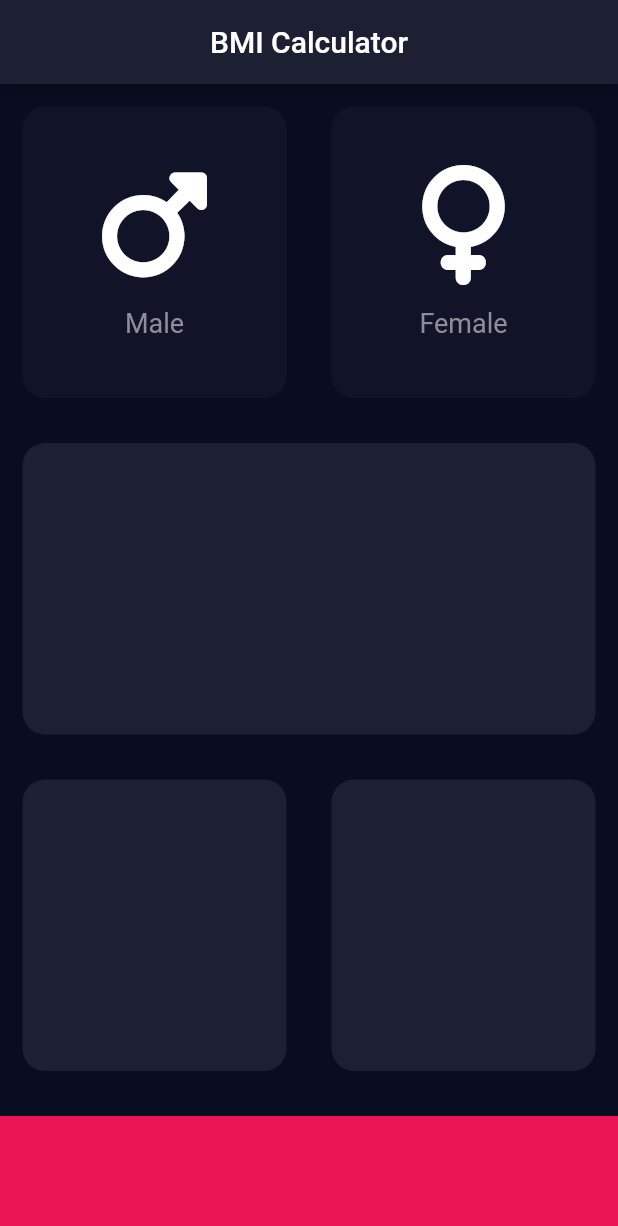
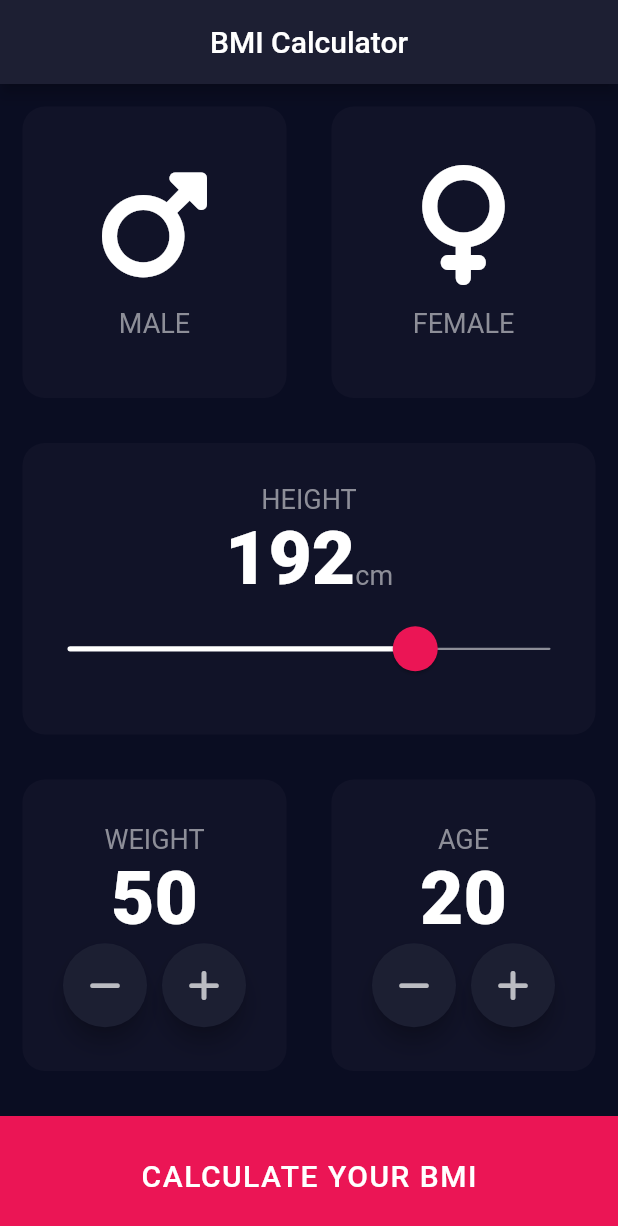
Before and after one commit to flutterers/BMI-Calculator, a Flutter app: the screen it shows after launch, on a phone screen of 412 x 824 dp. Shown: the top 1226 px of the screen. Run offline on Flutter 3.47's test engine with Material 2 defaults, Android fonts, the phone set to English and light mode, and no system bars; our stand-ins replace font_awesome_flutter.

Commit message:
All Challenges Completed, finished Section 12

```diff
--- /dev/null
+++ b/lib/Components/bottom_button.dart
@@ -0,0 +1,35 @@
+import 'package:flutter/material.dart';
+import '../constants.dart';
+
+class BottomButton extends StatelessWidget {
+  const BottomButton({
+    super.key,
+    required this.callback,
+    required this.buttonText,
+  });
+
+  final VoidCallback callback;
+  final String buttonText;
+
+  @override
+  Widget build(BuildContext context) {
+    return Container(
+      color: kBottomButtonColor,
+      width: double.infinity,
+      height: kBottomButtonHeight,
+      margin: const EdgeInsets.only(top: kMarginNo),
+      child: Center(
+        child: GestureDetector(
+          onTap: callback,
+          child: Text(
+            buttonText.toUpperCase(),
+            style: const TextStyle(
+                fontWeight: FontWeight.w500,
+                fontSize: 20.0,
+                letterSpacing: 1.0),
+          ),
+        ),
+      ),
+    );
+  }
+}
--- a/lib/icon_content.dart
+++ b/lib/Components/icon_content.dart
@@ -1,9 +1,5 @@
 import 'package:flutter/material.dart';
-
-const iconTextStyle = TextStyle(
-  fontSize: 18.0,
-  color: Color(0xFF8D8E98),
-);
+import '../constants.dart';
 
 class IconContent extends StatelessWidget {
   final IconData icon;
@@ -25,7 +21,7 @@ class IconContent extends StatelessWidget {
           size: 80.0,
         ),
         const SizedBox(height: 15.0),
-        Text(label, style: iconTextStyle)
+        Text(label, style: kLabelTextStyle)
       ],
     );
   }
--- /dev/null
+++ b/lib/Components/plus_minus_card.dart
@@ -0,0 +1,62 @@
+import 'package:bmi_calculator/Components/round_icon_button.dart';
+import 'package:flutter/material.dart';
+import 'package:bmi_calculator/constants.dart';
+import 'package:font_awesome_flutter/font_awesome_flutter.dart';
+
+class PlusMinusCard extends StatelessWidget {
+  const PlusMinusCard({
+    super.key,
+    required this.variant,
+    required this.plusButtonCallback,
+    required this.minusButtonCallback,
+    required this.label,
+  });
+
+  final double variant;
+  final VoidCallback plusButtonCallback;
+  final VoidCallback minusButtonCallback;
+  final String label;
+
+  @override
+  Widget build(BuildContext context) {
+    return Column(
+      mainAxisAlignment: MainAxisAlignment.center,
+      crossAxisAlignment: CrossAxisAlignment.center,
+      children: [
+        Text(
+          label,
+          style: kLabelTextStyle,
+        ),
+        Row(
+          mainAxisAlignment: MainAxisAlignment.center,
+          crossAxisAlignment: CrossAxisAlignment.baseline,
+          textBaseline: TextBaseline.alphabetic,
+          children: [
+            Text(
+              variant.toInt().toString(),
+              style: kNumberStyle,
+            ),
+            // const Text(
+            //   "kg",
+            //   style: kLabelTextStyle,
+            // ),
+          ],
+        ),
+        Row(
+          mainAxisAlignment: MainAxisAlignment.center,
+          children: [
+            RoundIconButton(
+              icon: FontAwesomeIcons.minus,
+              callback: minusButtonCallback,
+            ),
+            const SizedBox(width: 10),
+            RoundIconButton(
+              icon: FontAwesomeIcons.plus,
+              callback: plusButtonCallback,
+            ),
+          ],
+        )
+      ],
+    );
+  }
+}
--- /dev/null
+++ b/lib/Components/reusable_card.dart
@@ -0,0 +1,34 @@
+import 'package:flutter/material.dart';
+import '../constants.dart';
+
+class ReusableCard extends StatelessWidget {
+  final Color cardColor;
+  final Widget cardChild;
+  final Function onPressed;
+  final EdgeInsetsGeometry? margin;
+
+  const ReusableCard({
+    super.key,
+    required this.cardChild,
+    required this.cardColor,
+    required this.onPressed,
+    this.margin,
+  });
+
+  @override
+  Widget build(BuildContext context) {
+    return GestureDetector(
+      onTap: () {
+        onPressed();
+      },
+      child: Container(
+        margin: margin ?? const EdgeInsets.all(kMarginNo),
+        decoration: BoxDecoration(
+          color: cardColor,
+          borderRadius: BorderRadius.circular(kMarginNo),
+        ),
+        child: cardChild,
+      ),
+    );
+  }
+}
--- /dev/null
+++ b/lib/Components/round_icon_button.dart
@@ -0,0 +1,31 @@
+import 'package:flutter/material.dart';
+import '../constants.dart';
+
+class RoundIconButton extends StatelessWidget {
+  final IconData icon;
+  final VoidCallback callback;
+
+  const RoundIconButton({
+    super.key,
+    required this.icon,
+    required this.callback,
+  });
+
+  @override
+  Widget build(BuildContext context) {
+    return RawMaterialButton(
+      onPressed: callback,
+      elevation: 6.0,
+      fillColor: kFloatingActionButtonBGColor,
+      shape: const CircleBorder(),
+      constraints: const BoxConstraints.tightFor(
+        width: 56.0,
+        height: 56.0,
+      ),
+      child: Icon(
+        icon,
+        color: Colors.white70,
+      ),
+    );
+  }
+}
--- /dev/null
+++ b/lib/Screens/input_page.dart
@@ -0,0 +1,195 @@
+import 'package:bmi_calculator/Screens/results_page.dart';
+import 'package:flutter/material.dart';
+import 'package:font_awesome_flutter/font_awesome_flutter.dart';
+import '../calculator_brain.dart';
+import '../enum_gender.dart';
+import '../Components/icon_content.dart';
+import 'package:bmi_calculator/Components/reusable_card.dart';
+import '../constants.dart';
+import 'package:bmi_calculator/Components//plus_minus_card.dart';
+import '../Components/bottom_button.dart';
+
+class InputPage extends StatefulWidget {
+  const InputPage({Key? key}) : super(key: key);
+
+  @override
+  State<InputPage> createState() => _InputPageState();
+}
+
+class _InputPageState extends State<InputPage> {
+  Gender selectedGender = Gender.none;
+  double height = kHeightInit.toDouble();
+  double weight = 50.0;
+  int age = 20;
+
+  @override
+  Widget build(BuildContext context) {
+    return Scaffold(
+      appBar: AppBar(
+        title: const Center(
+          child: Text("BMI Calculator"),
+        ),
+      ),
+      body: Column(
+        mainAxisAlignment: MainAxisAlignment.spaceAround,
+        crossAxisAlignment: CrossAxisAlignment.stretch,
+        children: [
+          Expanded(
+            child: Row(
+              children: [
+                Expanded(
+                  child: ReusableCard(
+                    onPressed: () {
+                      setState(() {
+                        selectedGender = Gender.male;
+                      });
+                    },
+                    cardColor: selectedGender == Gender.male
+                        ? kActiveCardColor
+                        : kInactiveCardColor,
+                    cardChild: const IconContent(
+                      icon: FontAwesomeIcons.mars,
+                      label: "MALE",
+                    ),
+                  ),
+                ),
+                Expanded(
+                  child: ReusableCard(
+                    onPressed: () {
+                      setState(() {
+                        selectedGender = Gender.female;
+                      });
+                    },
+                    cardColor: selectedGender == Gender.female
+                        ? kActiveCardColor
+                        : kInactiveCardColor,
+                    cardChild: const IconContent(
+                      icon: FontAwesomeIcons.venus,
+                      label: "FEMALE",
+                    ),
+                  ),
+                ),
+              ],
+            ),
+          ),
+          Expanded(
+            child: ReusableCard(
+              onPressed: () {},
+              cardColor: kInactiveCardColor,
+              cardChild: Column(
+                mainAxisAlignment: MainAxisAlignment.center,
+                children: [
+                  const Text(
+                    "HEIGHT",
+                    style: kLabelTextStyle,
+                  ),
+                  Row(
+                    mainAxisAlignment: MainAxisAlignment.center,
+                    crossAxisAlignment: CrossAxisAlignment.baseline,
+                    textBaseline: TextBaseline.alphabetic,
+                    children: [
+                      Text(
+                        height.toInt().toString(),
+                        style: kNumberStyle,
+                      ),
+                      const Text(
+                        "cm",
+                        style: kLabelTextStyle,
+                      ),
+                    ],
+                  ),
+                  SliderTheme(
+                    data: SliderTheme.of(context).copyWith(
+                      thumbShape:
+                          const RoundSliderThumbShape(enabledThumbRadius: 15.0),
+                      overlayShape:
+                          const RoundSliderOverlayShape(overlayRadius: 30.0),
+                      trackHeight: 1.5,
+                      overlayColor: kBottomButtonColorOverlay,
+                      activeTrackColor: Colors.white,
+                    ),
+                    child: Slider(
+                      value: height,
+                      min: 120.0,
+                      max: 220.0,
+                      onChanged: (double newValue) {
+                        setState(() {
+                          // print(newValue);
+                          height = newValue.roundToDouble();
+                        });
+                      },
+                      inactiveColor: kLabelColor,
+                      thumbColor: kBottomButtonColor,
+                    ),
+                  )
+                ],
+              ),
+            ),
+          ),
+          Expanded(
+            child: Row(
+              children: [
+                Expanded(
+                  child: ReusableCard(
+                    onPressed: () {},
+                    cardColor: kInactiveCardColor,
+                    cardChild: PlusMinusCard(
+                      label: "WEIGHT",
+                      variant: weight,
+                      plusButtonCallback: () {
+                        setState(() {
+                          weight++;
+                        });
+                      },
+                      minusButtonCallback: () {
+                        setState(() {
+                          weight--;
+                        });
+                      },
+                    ),
+                  ),
+                ),
+                Expanded(
+                  child: ReusableCard(
+                    onPressed: () {},
+                    cardColor: kInactiveCardColor,
+                    cardChild: PlusMinusCard(
+                      label: "AGE",
+                      variant: age.toDouble(),
+                      plusButtonCallback: () {
+                        setState(() {
+                          age++;
+                        });
+                      },
+                      minusButtonCallback: () {
+                        setState(() {
+                          age--;
+                        });
+                      },
+                    ),
+                  ),
+                ),
+              ],
+            ),
+          ),
+          BottomButton(
+            buttonText: "Calculate your BMI",
+            callback: () {
+              CalculatorBrain calc =
+                  CalculatorBrain(weight: weight, height: height);
+
+              Navigator.push(
+                context,
+                MaterialPageRoute(
+                  builder: (context) => ResultsPage(
+                    calculatorBrain: calc,
+                  ),
+                ),
+              );
+            },
+          )
+        ],
+      ),
+    );
+  }
+}
--- /dev/null
+++ b/lib/calculator_brain.dart
@@ -0,0 +1,26 @@
+import 'dart:math';
+
+import 'enum_bmi_range_type.dart';
+
+class CalculatorBrain {
+  final double weight;
+  final double height;
+  late final BMIRangeType _bmiType;
+  late final double _bmi;
+
+  CalculatorBrain({
+    required this.weight,
+    required this.height,
+  }) {
+    _bmi = weight / (pow(height / 100, 2));
+    _bmiType = (_bmi >= 18.5 && _bmi <= 25)
+        ? BMIRangeType.Normal
+        : (_bmi > 25
+            ? BMIRangeType.Obese
+            : (_bmi < 18.5 ? BMIRangeType.Underweight : BMIRangeType.None));
+  }
+
+  String getBMI() => _bmi.toStringAsFixed(1);
+  String getType() => _bmiType.name.toString().toUpperCase();
+  String getInterpretation() => _bmiType.getMessage();
+}
--- /dev/null
+++ b/lib/constants.dart
@@ -0,0 +1,26 @@
+import 'package:flutter/material.dart';
+
+//measures
+const kBottomButtonHeight = 80.0;
+const kMarginNo = 15.0;
+
+//colors
+const kActiveCardColor = Color(0xFF1D1F33);
+// 111428
+const kInactiveCardColor = Color(0xFF111328);
+const kBottomButtonColor = Color(0xFFEB1555);
+const kBottomButtonColorOverlay = Color(0x29EB1555);
+const kLabelColor = Color(0xFF8D8E98);
+const kFloatingActionButtonBGColor = Color(0xFF1C1F32);
+const int kHeightInit = 192;
+
+//Texts
+const kLabelTextStyle = TextStyle(
+  fontSize: 18.0,
+  color: kLabelColor,
+);
+
+const kNumberStyle = TextStyle(
+  fontSize: 50.0,
+  fontWeight: FontWeight.w900,
+);
--- /dev/null
+++ b/lib/enum_bmi_range_type.dart
@@ -0,0 +1,24 @@
+enum BMIRangeType {
+  Normal,
+  Underweight,
+  Obese,
+  None,
+}
+
+extension BMIRangeType_Extension on BMIRangeType {
+  String getMessage() {
+    switch (this) {
+      case BMIRangeType.None:
+        return "MWAHAHHAHAHAAH!";
+
+      case BMIRangeType.Normal:
+        return "You have a normal Body Weight. Keep Going!";
+
+      case BMIRangeType.Underweight:
+        return "You have a lower than normal Body Weight. Try to Eat More :D !";
+
+      case BMIRangeType.Obese:
+        return "You have a higher than normal Body Weight. Try to exercise more!";
+    }
+  }
+}
--- /dev/null
+++ b/lib/enum_gender.dart
@@ -0,0 +1,5 @@
+enum Gender {
+  male,
+  female,
+  none,
+}
--- a/lib/input_page.dart
+++ /dev/null
@@ -1,112 +0,0 @@
-import 'package:flutter/material.dart';
-import 'package:font_awesome_flutter/font_awesome_flutter.dart';
-import 'icon_content.dart';
-import 'reusable_card.dart';
-
-//measures
-const bottomButtonHeight = 80.0;
-
-//colors
-const activeCardColor = Color(0xFF1D1F33);
-const inactiveCardColor = Color(0xFF111328);
-const bottomButtonColor = Color(0xFFEB1555);
-
-class InputPage extends StatefulWidget {
-  const InputPage({Key? key}) : super(key: key);
-
-  @override
-  State<InputPage> createState() => _InputPageState();
-}
-
-class _InputPageState extends State<InputPage> {
-  Color maleCardColor = inactiveCardColor;
-  Color femaleCardColor = inactiveCardColor;
-
-  Color updateColor(Color cardColor) {
-    if (cardColor == inactiveCardColor) {
-      return activeCardColor;
-    }
-    return inactiveCardColor;
-  }
-
-  @override
-  Widget build(BuildContext context) {
-    return Scaffold(
-      appBar: AppBar(
-        title: const Center(
-          child: Text("BMI Calculator"),
-        ),
-      ),
-      body: Column(
-        mainAxisAlignment: MainAxisAlignment.spaceAround,
-        crossAxisAlignment: CrossAxisAlignment.stretch,
-        children: [
-          Expanded(
-            child: Row(
-              children: [
-                Expanded(
-                  child: GestureDetector(
-                    onTap: () {
-                      setState(() {
-                        maleCardColor = updateColor(maleCardColor);
-                      });
-                    },
-                    child: ReusableCard(
-                      cardColor: maleCardColor,
-                      cardChild: const IconContent(
-                        icon: FontAwesomeIcons.mars,
-                        label: "Male",
-                      ),
-                    ),
-                  ),
-                ),
-                Expanded(
-                  child: GestureDetector(
-                    onTap: () {
-                      setState(() {
-                        femaleCardColor = updateColor(femaleCardColor);
-                      });
-                    },
-                    child: ReusableCard(
-                      cardColor: femaleCardColor,
-                      cardChild: const IconContent(
-                        icon: FontAwesomeIcons.venus,
-                        label: "Female",
-                      ),
-                    ),
-                  ),
-                ),
-              ],
-            ),
-          ),
-          Expanded(
-            child: ReusableCard(
-              cardColor: activeCardColor,
-              cardChild: Container(),
-            ),
-          ),
-          Expanded(
-            child: Row(
-              children: [
-                Expanded(
-                  child: ReusableCard(
-                      cardColor: activeCardColor, cardChild: Container()),
-                ),
-                Expanded(
-                  child: ReusableCard(
-                      cardColor: activeCardColor, cardChild: Container()),
-                ),
-              ],
-            ),
-          ),
-          Container(
-            color: bottomButtonColor,
-            width: double.infinity,
-            height: bottomButtonHeight,
-            margin: const EdgeInsets.only(top: marginNo),
-          )
-        ],
-      ),
-    );
-  }
-}
--- a/lib/main.dart
+++ b/lib/main.dart
@@ -1,5 +1,5 @@
 import 'package:flutter/material.dart';
-import 'input_page.dart';
+import 'Screens/input_page.dart';
 
 void main() {
   runApp(const MyApp());
@@ -21,35 +21,6 @@ class MyApp extends StatelessWidget {
           backgroundColor: Color(0xFF1D1F33),
         ),
       ),
-      /*theme: ThemeData(
-        // primaryColor: const Color.fromARGB(255, 10, 13, 34),
-        primaryColor: Color(0xFF1D1F33),
-        scaffoldBackgroundColor: Color(0xFF0A0D22),
-        */ /*textTheme: const TextTheme(
-          bodyLarge: TextStyle(color: Colors.white),
-          bodyMedium: TextStyle(color: Colors.white),
-        ),*/ /*
-        */ /*colorScheme: ColorScheme.fromSeed(
-            seedColor: Colors.orange, brightness: Brightness.dark)
-        */ /*
-        */ /*colorScheme: const ColorScheme(
-          background: Colors.white,
-          brightness: Brightness.light,
-          primary: Color(0xFF1D1F33),
-          // primary: Colors.purpleAccent,
-          onPrimary: Colors.white,
-          secondary: Color(0xFFEB1555),
-          onSecondary: Colors.white,
-          error: Colors.deepPurple,
-          onError: Colors.blueGrey,
-          onBackground: Colors.cyan,
-          surface: Colors.purpleAccent,
-          onSurface: Colors.yellowAccent,
-          primaryContainer: Colors.orange,
-          secondaryContainer: Colors.purpleAccent,
-        ),*/ /*
-        // canvasColor: const Color(0xFF090C20),
-      ),*/
       home: const InputPage(),
     );
   }
--- a/lib/reusable_card.dart
+++ /dev/null
@@ -1,25 +0,0 @@
-import 'package:flutter/material.dart';
-
-const marginNo = 15.0;
-
-class ReusableCard extends StatelessWidget {
-  final Color cardColor;
-  final Widget cardChild;
-  const ReusableCard({
-    super.key,
-    required this.cardChild,
-    required this.cardColor,
-  });
-
-  @override
-  Widget build(BuildContext context) {
-    return Container(
-      margin: const EdgeInsets.all(marginNo),
-      decoration: BoxDecoration(
-        color: cardColor,
-        borderRadius: BorderRadius.circular(marginNo),
-      ),
-      child: cardChild,
-    );
-  }
-}
```
Also changed, not shown: lib/Screens/results_page.dart (added, +92 -0 lines).
